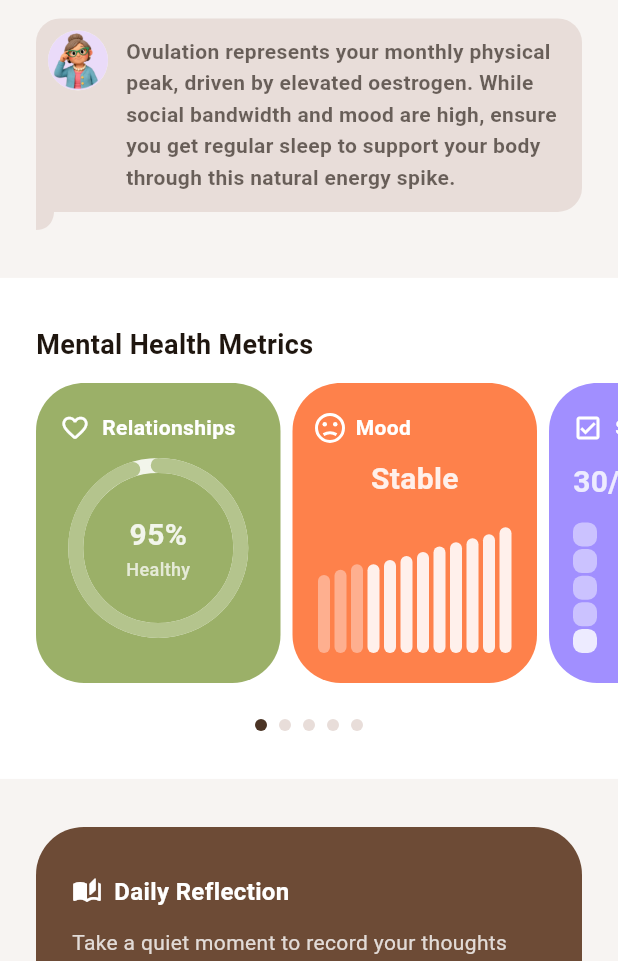
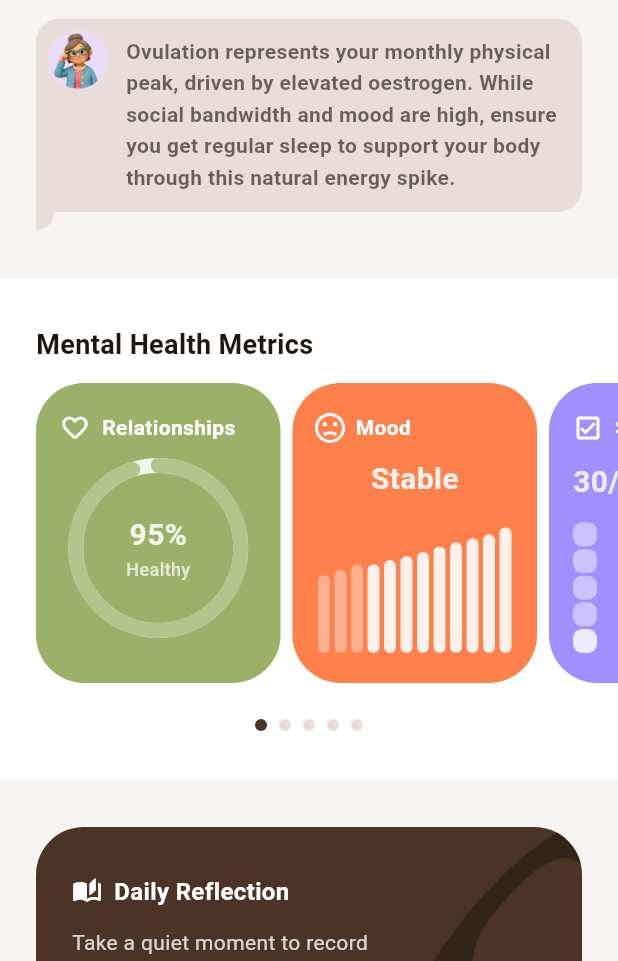
Before and after one commit to dsegelov123/Irma-App, a Flutter app: the DashboardView screen opened directly with empty values, scrolled down 576 dp, on a phone screen of 412 x 824 dp, the part 275-1236 px from its top. Run offline on Flutter 3.47's test engine with Material 3 defaults, Android fonts, the phone set to English and light mode, and no system bars; our stand-ins replace flutter_secure_storage, google_fonts, hive_flutter, local_auth; accounts and stored records are empty.

Commit message:
Change Daily Reflection card background to brown 80 and add right-aligned specsoverlay image with zero padding

```diff
--- a/lib/views/dashboard_view.dart
+++ b/lib/views/dashboard_view.dart
@@ -492,9 +492,23 @@ class _DashboardViewState extends State<DashboardView> {
                     child: Container(
                       width: double.infinity,
                       decoration: BoxDecoration(
-                        color: IrmaColors.brown70,
+                        color: IrmaColors.brown80,
                         borderRadius: BorderRadius.circular(32),
                       ),
+                      clipBehavior: Clip.antiAlias,
+                      child: Stack(
+                        alignment: Alignment.centerRight,
+                        children: [
+                          Positioned(
+                            right: 0,
+                            top: 0,
+                            bottom: 0,
+                            child: Image.asset(
+                              'assets/images/specsoverlay.png',
+                              fit: BoxFit.cover,
+                            ),
+                          ),
+                          Padding(
                             padding: const EdgeInsets.symmetric(horizontal: 24.0, vertical: 32.0),
                             child: Column(
                               crossAxisAlignment: CrossAxisAlignment.start,
@@ -510,11 +524,17 @@ class _DashboardViewState extends State<DashboardView> {
                                   ],
                                 ),
                                 const SizedBox(height: 12.0),
-                          Text(
+                                SizedBox(
+                                  width: 220,
+                                  child: Text(
                                     "Take a quiet moment to record your thoughts and symptoms. Your daily patterns build a clearer picture of your wellbeing over time.",
                                     style: IrmaTextStyles.paraSm.copyWith(
                                       color: Colors.white.withValues(alpha: 0.8),
                                       height: 1.5,
+                                    ),
+                                  ),
+                                ),
+                              ],
                             ),
                           ),
                         ],
--- a/pubspec.yaml
+++ b/pubspec.yaml
@@ -65,6 +65,7 @@ flutter:
   assets:
     - assets/images/young-woman-being-quarantined-home.jpg
     - assets/images/irma_title_profile.png
+    - assets/images/specsoverlay.png
 
   # An image asset can refer to one or more resolution-specific "variants", see
   # https://flutter.dev/to/resolution-aware-images
```
Also changed, not shown: assets/images/specsoverlay.png (added). Lines whose indentation alone changed are shown as unchanged.
